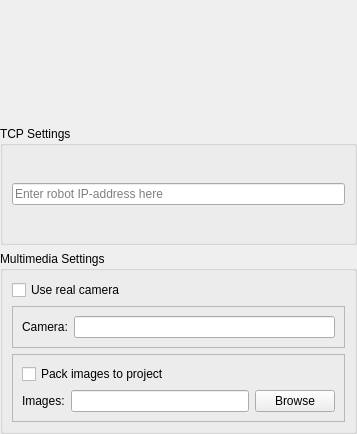
Old version of the form plugins/robots/interpreters/trikKitInterpreterCommon/src/trikAdditionalPreferences.ui in the repository qreal/qreal.
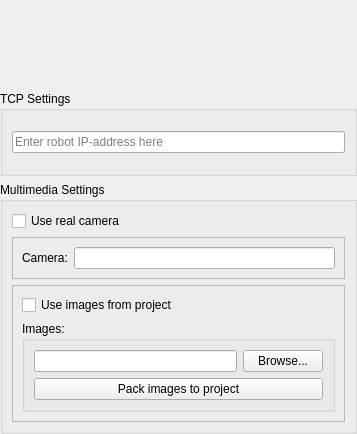
New version of the form. Custom widgets are drawn as their Qt base class.

Commit message: add logic for camera imitation (for getStillImage())

Diff of the .ui file:
```diff
--- a/plugins/robots/interpreters/trikKitInterpreterCommon/src/trikAdditionalPreferences.ui
+++ b/plugins/robots/interpreters/trikKitInterpreterCommon/src/trikAdditionalPreferences.ui
@@ -58,42 +58,6 @@
         </property>
        </widget>
       </item>
-      <item row="2" column="1">
-       <widget class="QFrame" name="simulatedCameraFrame">
-        <property name="frameShape">
-         <enum>QFrame::StyledPanel</enum>
-        </property>
-        <property name="frameShadow">
-         <enum>QFrame::Raised</enum>
-        </property>
-        <layout class="QGridLayout" name="gridLayout_2">
-         <item row="0" column="0" colspan="3">
-          <widget class="QCheckBox" name="packImagesCheckBox">
-           <property name="text">
-            <string>Pack images to project</string>
-           </property>
-          </widget>
-         </item>
-         <item row="1" column="0">
-          <widget class="QLabel" name="imagesPathLabel">
-           <property name="text">
-            <string>Images:</string>
-           </property>
-          </widget>
-         </item>
-         <item row="1" column="1">
-          <widget class="QLineEdit" name="imagesPathlineEdit"/>
-         </item>
-         <item row="1" column="2">
-          <widget class="QPushButton" name="browseImagesPathButton">
-           <property name="text">
-            <string>Browse</string>
-           </property>
-          </widget>
-         </item>
-        </layout>
-       </widget>
-      </item>
       <item row="1" column="1">
        <widget class="QFrame" name="realCameraFrame">
         <property name="frameShape">
@@ -116,6 +80,51 @@
         </layout>
        </widget>
       </item>
+      <item row="2" column="1">
+       <widget class="QFrame" name="simulatedCameraFrame">
+        <property name="frameShape">
+         <enum>QFrame::StyledPanel</enum>
+        </property>
+        <property name="frameShadow">
+         <enum>QFrame::Raised</enum>
+        </property>
+        <layout class="QGridLayout" name="gridLayout_2">
+         <item row="0" column="0">
+          <widget class="QCheckBox" name="imagesFromProjectCheckBox">
+           <property name="text">
+            <string>Use images from project</string>
+           </property>
+          </widget>
+         </item>
+         <item row="1" column="0">
+          <widget class="QGroupBox" name="imagesFromDiskFrame">
+           <property name="title">
+            <string>Images:</string>
+           </property>
+           <layout class="QGridLayout" name="gridLayout_6">
+            <item row="0" column="1">
+             <widget class="QPushButton" name="browseImagesPathButton">
+              <property name="text">
+               <string>Browse...</string>
+              </property>
+             </widget>
+            </item>
+            <item row="0" column="0">
+             <widget class="QLineEdit" name="imagesPathlineEdit"/>
+            </item>
+            <item row="1" column="0" colspan="2">
+             <widget class="QPushButton" name="packImagesPushButton">
+              <property name="text">
+               <string>Pack images to project</string>
+              </property>
+             </widget>
+            </item>
+           </layout>
+          </widget>
+         </item>
+        </layout>
+       </widget>
+      </item>
      </layout>
     </widget>
    </item>
```
The commit also changes 8 other files.
